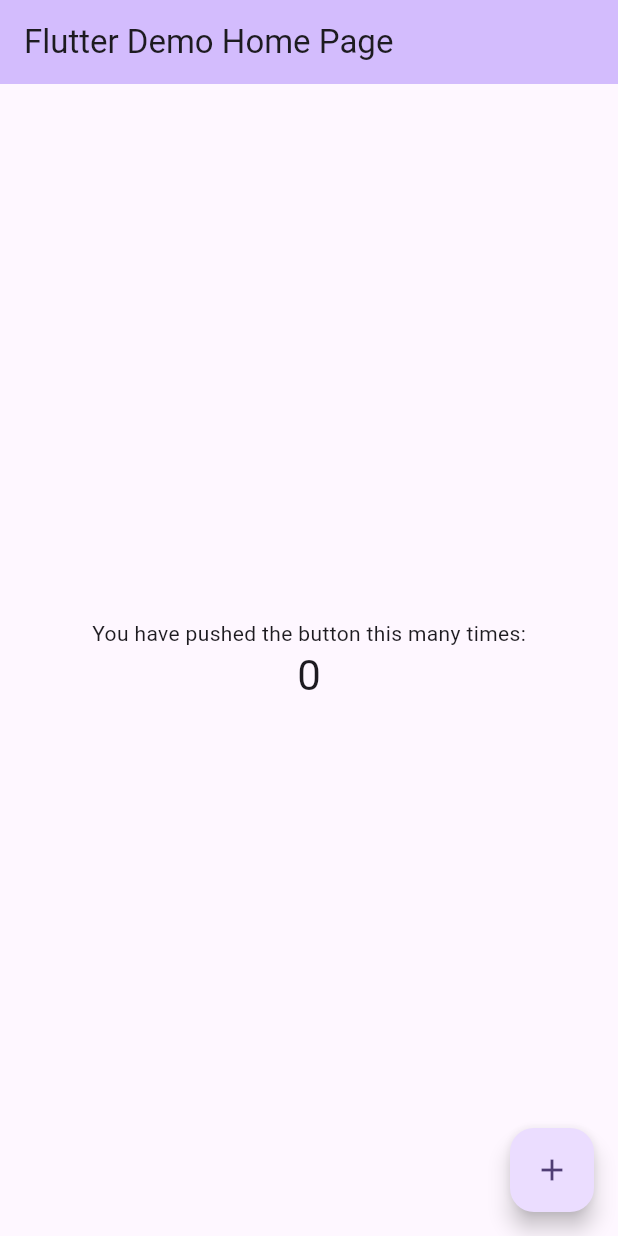
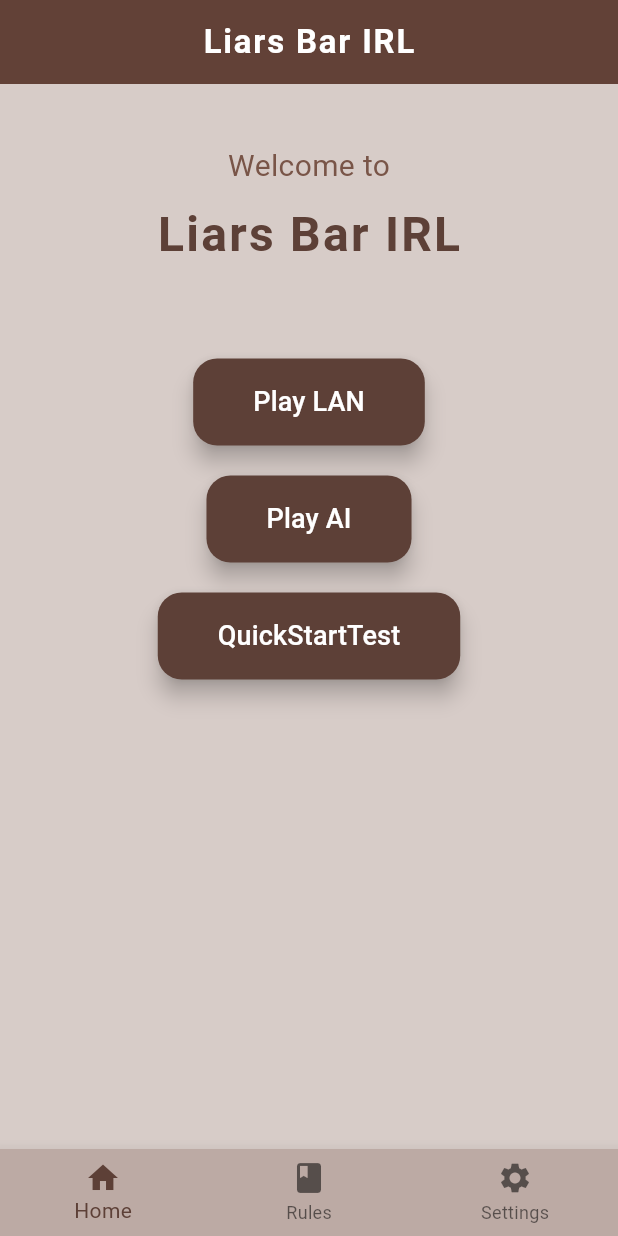
Before and after one commit to mpinel6/CSC4330FInalProject, a Flutter app: the screen it shows after launch, on a phone screen of 412 x 824 dp. Run offline on Flutter 3.47's test engine with Material 3 defaults, Android fonts, the phone set to English and light mode, and no system bars; missing offline and left inert: network_info_plus.

Commit message:
the main dart is pretty much the same as home page now, so it loads into game on startup

```diff
--- a/lib/main.dart
+++ b/lib/main.dart
@@ -1,4 +1,10 @@
 import 'package:flutter/material.dart';
+import 'matt_home_page.dart';
+import 'package:flutter/material.dart';
+import 'rules_page.dart';
+import 'settings.dart';
+import 'lanhome.dart';
+import 'mattgamecoding.dart';
 
 void main() {
   runApp(const MyApp());
@@ -11,42 +17,20 @@ class MyApp extends StatelessWidget {
   @override
   Widget build(BuildContext context) {
     return MaterialApp(
-      title: 'Flutter Demo',
+      title: 'Liars Bar IRL',
       theme: ThemeData(
-        // This is the theme of your application.
-        //
-        // TRY THIS: Try running your application with "flutter run". You'll see
-        // the application has a purple toolbar. Then, without quitting the app,
-        // try changing the seedColor in the colorScheme below to Colors.green
-        // and then invoke "hot reload" (save your changes or press the "hot
-        // reload" button in a Flutter-supported IDE, or press "r" if you used
-        // the command line to start the app).
-        //
-        // Notice that the counter didn't reset back to zero; the application
-        // state is not lost during the reload. To reset the state, use hot
-        // restart instead.
-        //
-        // This works for code too, not just values: Most code changes can be
-        // tested with just a hot reload.
-        colorScheme: ColorScheme.fromSeed(seedColor: Colors.deepPurple),
+        colorScheme: ColorScheme.fromSeed(seedColor: Colors.brown),
         useMaterial3: true,
+        fontFamily: 'Roboto',
       ),
-      home: const MyHomePage(title: 'Flutter Demo Home Page'),
+      home: const MyHomePage(title: 'Liars Bar IRL'),
+      debugShowCheckedModeBanner: false,
     );
   }
 }
 
 class MyHomePage extends StatefulWidget {
   const MyHomePage({super.key, required this.title});
-
-  // This widget is the home page of your application. It is stateful, meaning
-  // that it has a State object (defined below) that contains fields that affect
-  // how it looks.
-
-  // This class is the configuration for the state. It holds the values (in this
-  // case the title) provided by the parent (in this case the App widget) and
-  // used by the build method of the State. Fields in a Widget subclass are
-  // always marked "final".
 
   final String title;
 
@@ -56,99 +40,153 @@ class MyHomePage extends StatefulWidget {
 
 class _MyHomePageState extends State<MyHomePage> {
   int _counter = 0;
+  int _selectedIndex = 0;
 
   void _incrementCounter() {
     setState(() {
-      // This call to setState tells the Flutter framework that something has
-      // changed in this State, which causes it to rerun the build method below
-      // so that the display can reflect the updated values. If we changed
-      // _counter without calling setState(), then the build method would not be
-      // called again, and so nothing would appear to happen.
       _counter++;
     });
   }
 
-  //Ian Waskom
+  void _onItemTapped(int index) {
+    setState(() {
+      _selectedIndex = index;
+    });
+
+    if (index == 1) { // Rules button index
+      Navigator.push(
+        context,
+        MaterialPageRoute(builder: (context) => const RulesPage()),
+      );
+    } else if (index == 2) { // Settings button index
+      Navigator.push(
+        context,
+        MaterialPageRoute(builder: (context) => const SettingsPage()),
+      );
+    }
+  }
 
   @override
   Widget build(BuildContext context) {
-    // This method is rerun every time setState is called, for instance as done
-    // by the _incrementCounter method above.
-    //
-    // The Flutter framework has been optimized to make rerunning build methods
-    // fast, so that you can just rebuild anything that needs updating rather
-    // than having to individually change instances of widgets.
     return Scaffold(
+      backgroundColor: Colors.brown[100],
       appBar: AppBar(
-        // TRY THIS: Try changing the color here to a specific color (to
-        // Colors.amber, perhaps?) and trigger a hot reload to see the AppBar
-        // change color while the other colors stay the same.
-        backgroundColor: Theme.of(context).colorScheme.inversePrimary,
-        // Here we take the value from the MyHomePage object that was created by
-        // the App.build method, and use it to set our appbar title.
-        title: Text(widget.title),
+        backgroundColor: Colors.brown[700],
+        elevation: 4,
+        title: Text(
+          widget.title,
+          style: const TextStyle(
+            color: Colors.white,
+            fontWeight: FontWeight.bold,
+            letterSpacing: 1.2,
+          ),
+        ),
+        centerTitle: true,
       ),
       body: Center(
-        // Center is a layout widget. It takes a single child and positions it
-        // in the middle of the parent.
+        child: Padding(
+          padding: const EdgeInsets.symmetric(horizontal: 24.0, vertical: 40.0),
           child: Column(
-          // Column is also a layout widget. It takes a list of children and
-          // arranges them vertically. By default, it sizes itself to fit its
-          // children horizontally, and tries to be as tall as its parent.
-          //
-          // Column has various properties to control how it sizes itself and
-          // how it positions its children. Here we use mainAxisAlignment to
-          // center the children vertically; the main axis here is the vertical
-          // axis because Columns are vertical (the cross axis would be
-          // horizontal).
-          //
-          // TRY THIS: Invoke "debug painting" (choose the "Toggle Debug Paint"
-          // action in the IDE, or press "p" in the console), to see the
-          // wireframe for each widget.
-          mainAxisAlignment: MainAxisAlignment.center,
+            mainAxisAlignment: MainAxisAlignment.start,
             children: <Widget>[
               const Text(
-              'You have pushed the button this many times:',
+                'Welcome to',
+                style: TextStyle(fontSize: 20, color: Colors.brown),
               ),
+              const SizedBox(height: 8),
               Text(
-              '$_counter',
-              style: Theme.of(context).textTheme.headlineMedium,
+                'Liars Bar IRL',
+                style: TextStyle(
+                  fontSize: 32,
+                  fontWeight: FontWeight.bold,
+                  color: Colors.brown[700],
+                  letterSpacing: 1.5,
+                ),
+              ),
+              const SizedBox(height: 60),
+              ElevatedButton(
+                onPressed: () {
+                  Navigator.push(
+                    context,
+                    MaterialPageRoute(builder: (context) => const lanhome()),
+                  );
+                },
+                style: ElevatedButton.styleFrom(
+                  backgroundColor: Colors.brown[700],
+                  padding: const EdgeInsets.symmetric(horizontal: 40, vertical: 16),
+                  shape: RoundedRectangleBorder(
+                    borderRadius: BorderRadius.circular(16),
+                  ),
+                  elevation: 6,
+                ),
+                child: const Text(
+                  'Play LAN',
+                  style: TextStyle(fontSize: 18, color: Colors.white),
+                ),
+              ),
+              const SizedBox(height: 20),
+              ElevatedButton(
+                onPressed: () {
+                  // Handle Play AI action
+                },
+                style: ElevatedButton.styleFrom(
+                  backgroundColor: Colors.brown[700],
+                  padding: const EdgeInsets.symmetric(horizontal: 40, vertical: 16),
+                  shape: RoundedRectangleBorder(
+                    borderRadius: BorderRadius.circular(16),
+                  ),
+                  elevation: 6,
+                ),
+                child: const Text(
+                  'Play AI',
+                  style: TextStyle(fontSize: 18, color: Colors.white),
+                ),
+              ),
+              const SizedBox(height: 20),
+              ElevatedButton(
+                onPressed: () {
+                  Navigator.push(
+                    context,
+                    MaterialPageRoute(builder: (context) => const mattgamecoding()),
+                  );
+                },
+                style: ElevatedButton.styleFrom(
+                  backgroundColor: Colors.brown[700],
+                  padding: const EdgeInsets.symmetric(horizontal: 40, vertical: 16),
+                  shape: RoundedRectangleBorder(
+                    borderRadius: BorderRadius.circular(16),
+                  ),
+                  elevation: 6,
+                ),
+                child: const Text(
+                  'QuickStartTest',
+                  style: TextStyle(fontSize: 18, color: Colors.white),
+                ),
               ),
             ],
           ),
         ),
-      floatingActionButton: FloatingActionButton(
-        onPressed: _incrementCounter,
-        tooltip: 'Increment',
-        child: const Icon(Icons.add),
-      ), // This trailing comma makes auto-formatting nicer for build methods.
+      ),
+      bottomNavigationBar: BottomNavigationBar(
+        items: const <BottomNavigationBarItem>[
+          BottomNavigationBarItem(
+            icon: Icon(Icons.home),
+            label: 'Home',
+          ),
+          BottomNavigationBarItem(
+            icon: Icon(Icons.book),
+            label: 'Rules',
+          ),
+          BottomNavigationBarItem(
+            icon: Icon(Icons.settings),
+            label: 'Settings',
+          ),
+        ],
+        currentIndex: _selectedIndex,
+        selectedItemColor: Colors.brown[700],
+        backgroundColor: Colors.brown[200],
+        onTap: _onItemTapped,
+      ),
     );
   }
 }
-
-
-
-
-
-
-
-// Hunter Todd wuz here
-
-
-
-
-// Matthew Balachowski
-// Matthew Balachowski pt 2
-//Samuel A. Bustamante
-
-
-
-
-
-
-//Maycie Pinell
-// Steven Reed
-//Jacob Rodrigue
-//julia
-//Kollin
-//Christian
```
Lines whose indentation alone changed are shown as unchanged.
